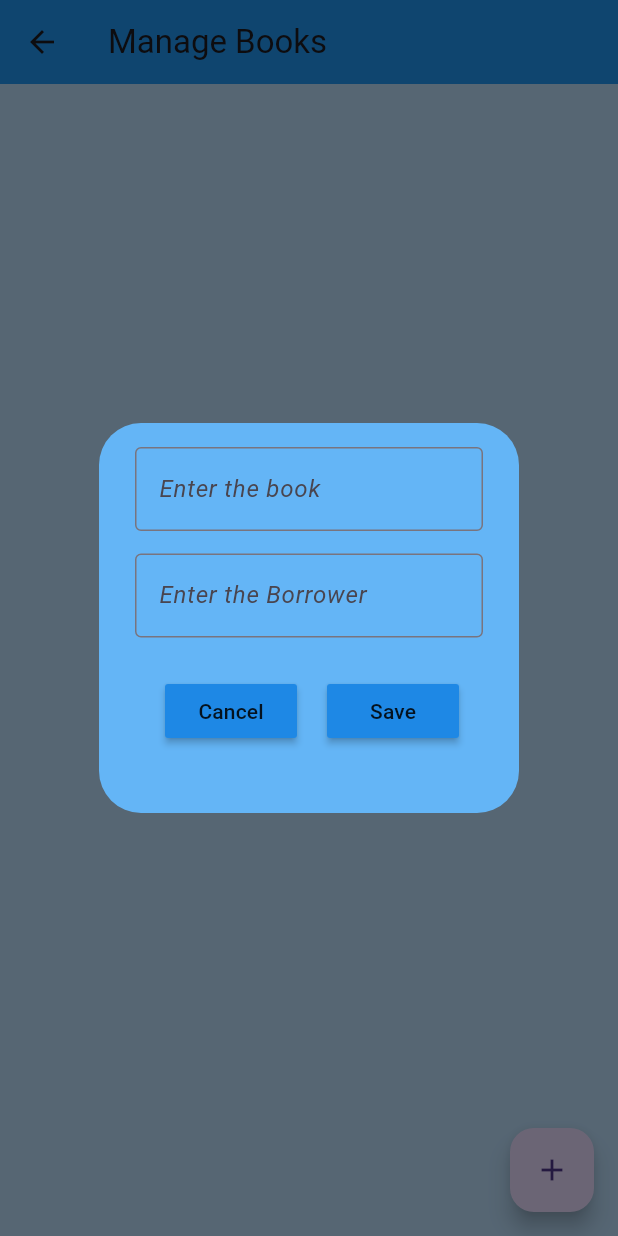
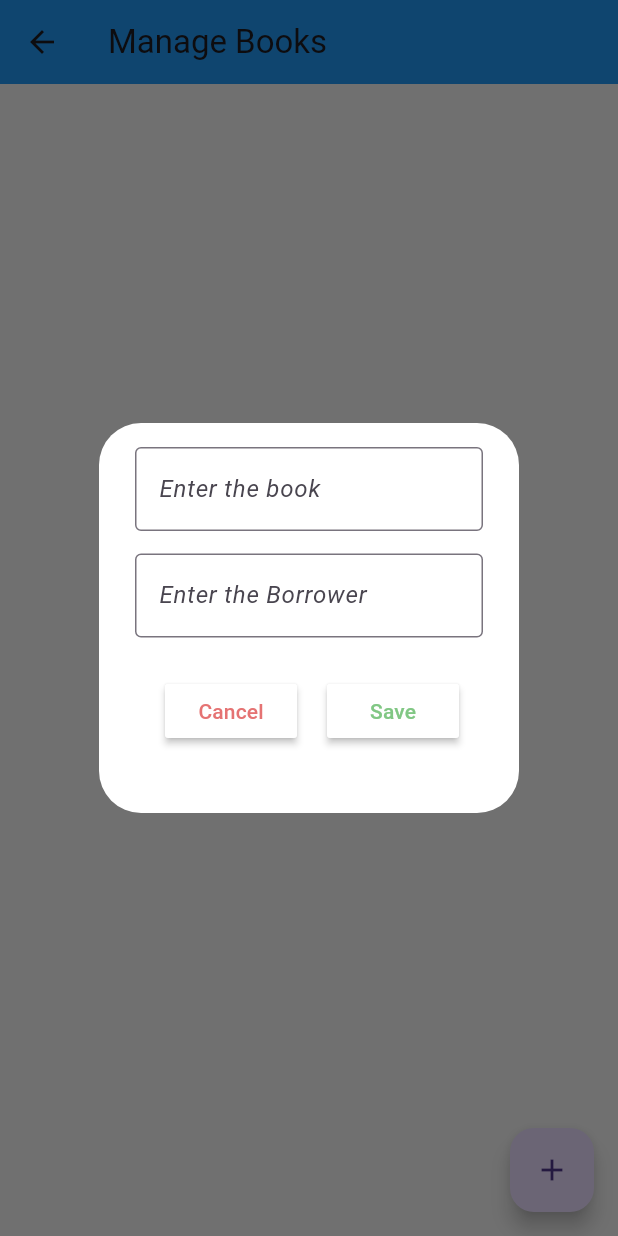
Before and after one commit to Kr1shnendu/book_app, a Flutter app: the ManagePage screen opened directly, after a tap on the "add" icon, on a phone screen of 412 x 824 dp. Run offline on Flutter 3.47's test engine with Material 3 defaults, Android fonts, the phone set to English and light mode, and no system bars; our stand-ins replace hive_flutter; accounts and stored records are empty; network calls fail.

```diff
--- a/lib/Components/dialog_box.dart
+++ b/lib/Components/dialog_box.dart
@@ -17,7 +17,7 @@ class DialogBox extends StatelessWidget {
   @override
   Widget build(BuildContext context) {
     return AlertDialog(
-      backgroundColor: Colors.blue[300],
+      backgroundColor: Colors.white,
       content: Container(
         height: 220,
         child: Column(
@@ -31,7 +31,9 @@ class DialogBox extends StatelessWidget {
                 hintStyle: TextStyle(fontStyle: FontStyle.italic),
               ),
             ),
-            const SizedBox(height: 15,),
+            const SizedBox(
+              height: 15,
+            ),
             //get user name
             TextField(
               controller: nameController,
@@ -41,23 +43,35 @@ class DialogBox extends StatelessWidget {
                 hintStyle: TextStyle(fontStyle: FontStyle.italic),
               ),
             ),
-            const SizedBox(height: 25,),
+            const SizedBox(
+              height: 25,
+            ),
             //save and cancel button
             Row(
               children: [
-                const SizedBox(width: 20,),
+                const SizedBox(
+                  width: 20,
+                ),
                 //cancel button
                 MaterialButton(
                   onPressed: onCancel,
-                  color: Colors.blue[600],
-                  child: Text('Cancel'),
+                  color: Colors.white,
+                  child: Text(
+                    'Cancel',
+                    style: TextStyle(color: Colors.red.shade300),
+                  ),
                 ),
-                const SizedBox(width: 20,),
+                const SizedBox(
+                  width: 20,
+                ),
                 //save button
                 MaterialButton(
                   onPressed: onSave,
-                  color: Colors.blue[600],
-                  child: Text('Save'),
+                  color: Colors.white,
+                  child: Text(
+                    'Save',
+                    style: TextStyle(color: Colors.green.shade300),
+                  ),
                 ),
               ],
             ),
--- a/lib/homepage.dart
+++ b/lib/homepage.dart
@@ -34,7 +34,7 @@ class _HomePageState extends State<HomePage> {
             SizedBox(
               width: 10,
             ),
-            Text("Welcome!      "),
+            Text("Welcome!       "),
           ],
         ),
       ),
@@ -43,7 +43,7 @@ class _HomePageState extends State<HomePage> {
           itemCount: count,
           itemBuilder: (context, index) {
             return Padding(
-              padding: const EdgeInsets.all(15.0),
+              padding: const EdgeInsets.only(left: 15, right: 15, top: 18,),
               child: Card(
                 child: Column(
                   children: [
```
Also changed, not shown: lib/Components/info_tile.dart (+15 -1 lines), lib/managepage.dart (+20 -1 lines), pubspec.lock, 1 other file.
